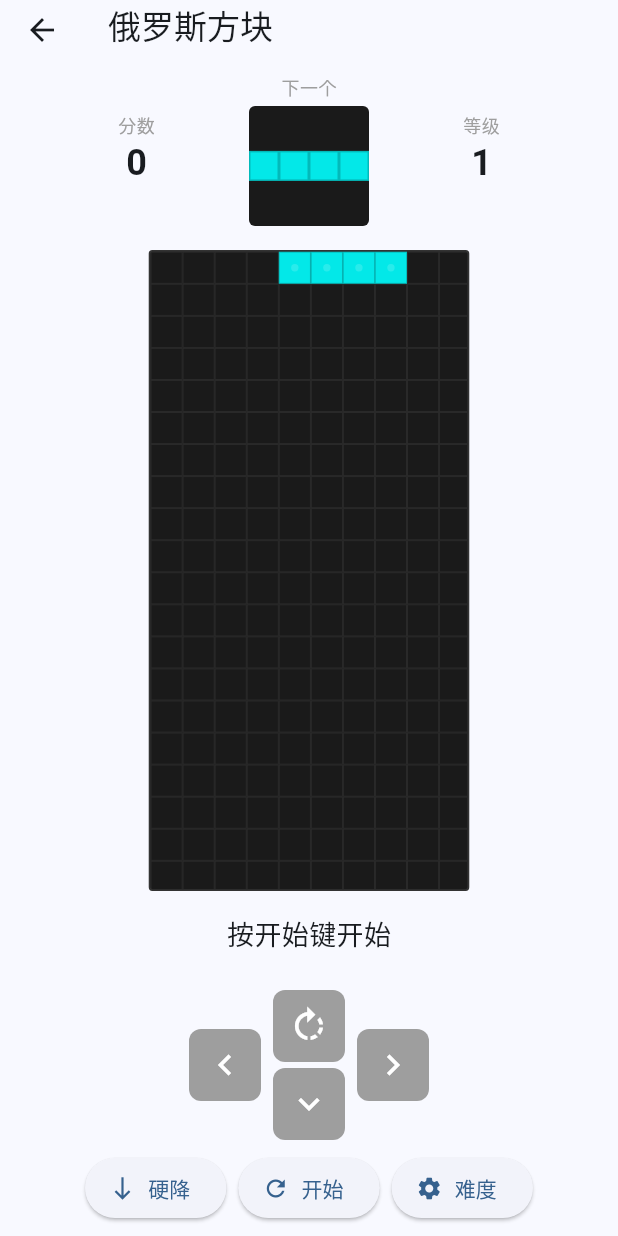
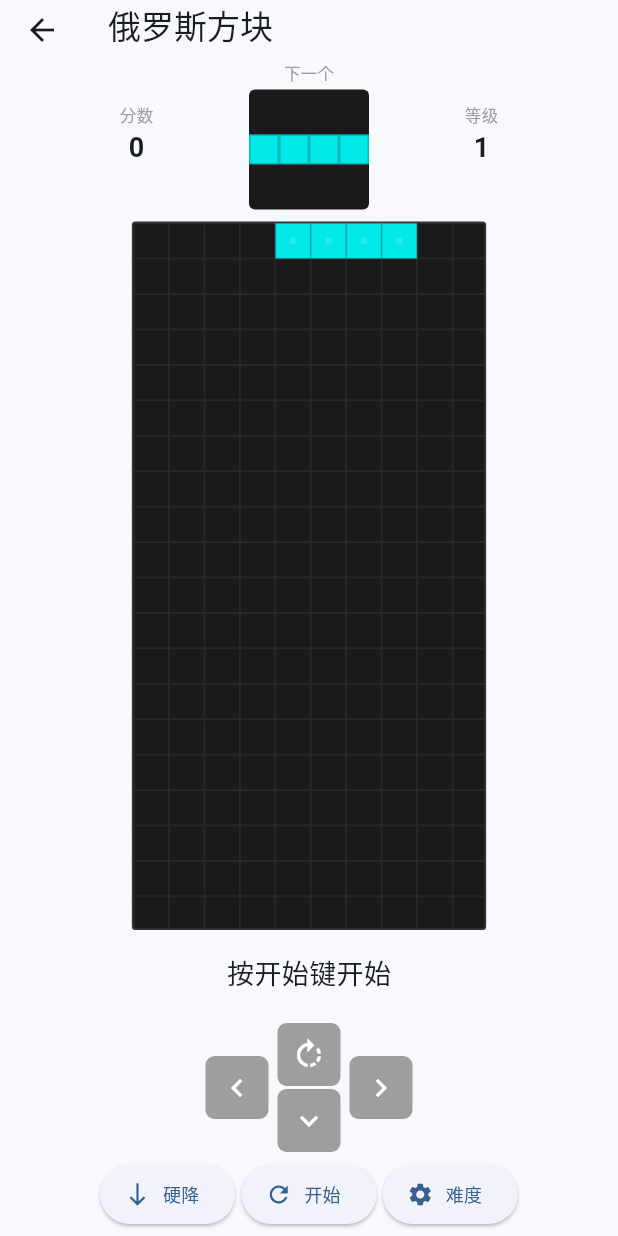
Before and after one commit to neohope/GeminiGameDemo, a Flutter app: the TetrisPage screen opened by its route, on a phone screen of 412 x 824 dp. Run offline on Flutter 3.47's test engine with Material 3 defaults, Android fonts, the phone set to English and light mode, and no system bars; our stand-ins replace equatable, flutter_riverpod, go_router, shared_preferences; accounts and stored records are empty.

Commit message:
Make all game boards significantly larger

```diff
--- a/lib/core/utils/responsive_layout.dart
+++ b/lib/core/utils/responsive_layout.dart
@@ -39,11 +39,11 @@ class ResponsiveLayout extends StatelessWidget {
   static bool isLargeScreen(BuildContext context) =>
       getScreenSize(context) == ScreenSize.large;
 
-  static double boardSize(BuildContext context, {double maxSize = 800}) {
+  static double boardSize(BuildContext context, {double maxSize = 1000}) {
     final screenWidth = MediaQuery.of(context).size.width;
     final screenHeight = MediaQuery.of(context).size.height;
     final availableSize = screenWidth < screenHeight ? screenWidth : screenHeight;
-    return (availableSize * 0.95).clamp(200.0, maxSize);
+    return (availableSize * 0.98).clamp(200.0, maxSize);
   }
 
   @override
--- a/lib/features/games/chess/presentation/widgets/chess_board_widget.dart
+++ b/lib/features/games/chess/presentation/widgets/chess_board_widget.dart
@@ -18,7 +18,7 @@ class ChessBoardWidget extends StatelessWidget {
 
   @override
   Widget build(BuildContext context) {
-    final boardSize = ResponsiveLayout.boardSize(context, maxSize: 480);
+    final boardSize = ResponsiveLayout.boardSize(context, maxSize: 700);
     final cellSize = boardSize / 8;
 
     return Center(
--- a/lib/features/games/chinese_chess/presentation/widgets/chinese_chess_board_widget.dart
+++ b/lib/features/games/chinese_chess/presentation/widgets/chinese_chess_board_widget.dart
@@ -20,7 +20,7 @@ class ChineseChessBoardWidget extends StatelessWidget {
 
   @override
   Widget build(BuildContext context) {
-    final boardSize = ResponsiveLayout.boardSize(context, maxSize: 500);
+    final boardSize = ResponsiveLayout.boardSize(context, maxSize: 700);
     const padding = 20.0;
     final cellSize = (boardSize - padding * 2) / 8;
     final boardHeight = cellSize * 9 + padding * 2;
--- a/lib/features/games/flappybird/presentation/widgets/flappybird_game_widget.dart
+++ b/lib/features/games/flappybird/presentation/widgets/flappybird_game_widget.dart
@@ -11,7 +11,7 @@ class FlappyBirdGameWidget extends ConsumerWidget {
   Widget build(BuildContext context, WidgetRef ref) {
     final board = ref.watch(flappyBirdProvider);
     final notifier = ref.read(flappyBirdProvider.notifier);
-    final maxSize = ResponsiveLayout.boardSize(context, maxSize: 450);
+    final maxSize = ResponsiveLayout.boardSize(context, maxSize: 700);
     final aspectRatio = board.worldWidth / board.worldHeight;
 
     WidgetsBinding.instance.addPostFrameCallback((_) {
--- a/lib/features/games/game2048/presentation/widgets/game2048_board_widget.dart
+++ b/lib/features/games/game2048/presentation/widgets/game2048_board_widget.dart
@@ -50,7 +50,7 @@ class Game2048BoardWidget extends StatelessWidget {
 
   @override
   Widget build(BuildContext context) {
-    final boardSize = ResponsiveLayout.boardSize(context, maxSize: 450);
+    final boardSize = ResponsiveLayout.boardSize(context, maxSize: 650);
     final tileSize = (boardSize - 40) / _boardSize;
 
     return Center(
--- a/lib/features/games/go/presentation/widgets/go_board_widget.dart
+++ b/lib/features/games/go/presentation/widgets/go_board_widget.dart
@@ -18,7 +18,7 @@ class GoBoardWidget extends StatelessWidget {
 
   @override
   Widget build(BuildContext context) {
-    final boardSize = ResponsiveLayout.boardSize(context, maxSize: 550);
+    final boardSize = ResponsiveLayout.boardSize(context, maxSize: 750);
     const padding = 20.0;
     final cellSize = (boardSize - padding * 2) / 18;
 
--- a/lib/features/games/gomoku/presentation/widgets/gomoku_board_widget.dart
+++ b/lib/features/games/gomoku/presentation/widgets/gomoku_board_widget.dart
@@ -18,7 +18,7 @@ class GomokuBoardWidget extends StatelessWidget {
 
   @override
   Widget build(BuildContext context) {
-    final boardSize = ResponsiveLayout.boardSize(context, maxSize: 550);
+    final boardSize = ResponsiveLayout.boardSize(context, maxSize: 750);
     const padding = 20.0;
     final cellSize = (boardSize - padding * 2) / 14;
 
--- a/lib/features/games/huarongdao/presentation/widgets/huarongdao_board_widget.dart
+++ b/lib/features/games/huarongdao/presentation/widgets/huarongdao_board_widget.dart
@@ -14,7 +14,7 @@ class HuarongdaoBoardWidget extends StatelessWidget {
 
   @override
   Widget build(BuildContext context) {
-    final boardSize = ResponsiveLayout.boardSize(context, maxSize: 450);
+    final boardSize = ResponsiveLayout.boardSize(context, maxSize: 650);
     final cellSize = boardSize / 4;
 
     return Center(
--- a/lib/features/games/minesweeper/presentation/widgets/minesweeper_board_widget.dart
+++ b/lib/features/games/minesweeper/presentation/widgets/minesweeper_board_widget.dart
@@ -33,7 +33,7 @@ class MinesweeperBoardWidget extends StatelessWidget {
 
   @override
   Widget build(BuildContext context) {
-    final maxBoardSize = ResponsiveLayout.boardSize(context, maxSize: 550);
+    final maxBoardSize = ResponsiveLayout.boardSize(context, maxSize: 750);
     final maxCellWidth = maxBoardSize / board.cols;
     final maxCellHeight = maxBoardSize / board.rows;
     final cellSize = maxCellWidth < maxCellHeight ? maxCellWidth : maxCellHeight;
--- a/lib/features/games/reversi/presentation/widgets/reversi_board_widget.dart
+++ b/lib/features/games/reversi/presentation/widgets/reversi_board_widget.dart
@@ -15,7 +15,7 @@ class ReversiBoardWidget extends StatelessWidget {
 
   @override
   Widget build(BuildContext context) {
-    final boardSize = ResponsiveLayout.boardSize(context, maxSize: 500);
+    final boardSize = ResponsiveLayout.boardSize(context, maxSize: 700);
     final cellSize = boardSize / 8;
 
     final validMoves = ReversiLogic.getValidMoves(board, board.currentPlayer);
--- a/lib/features/games/snake/presentation/widgets/snake_board_widget.dart
+++ b/lib/features/games/snake/presentation/widgets/snake_board_widget.dart
@@ -16,7 +16,7 @@ class SnakeBoardWidget extends StatelessWidget {
 
   @override
   Widget build(BuildContext context) {
-    final boardSize = ResponsiveLayout.boardSize(context, maxSize: 450);
+    final boardSize = ResponsiveLayout.boardSize(context, maxSize: 650);
     final cellSize = boardSize / board.width;
 
     return Center(
--- a/lib/features/games/sudoku/presentation/widgets/sudoku_board_widget.dart
+++ b/lib/features/games/sudoku/presentation/widgets/sudoku_board_widget.dart
@@ -22,7 +22,7 @@ class SudokuBoardWidget extends StatelessWidget {
 
   @override
   Widget build(BuildContext context) {
-    final boardSize = ResponsiveLayout.boardSize(context, maxSize: 500);
+    final boardSize = ResponsiveLayout.boardSize(context, maxSize: 700);
     final cellSize = boardSize / 9;
 
     return Center(
--- a/lib/features/games/tetris/presentation/pages/tetris_page.dart
+++ b/lib/features/games/tetris/presentation/pages/tetris_page.dart
@@ -17,7 +17,7 @@ class TetrisPage extends ConsumerWidget {
       title: '俄罗斯方块',
       body: Column(
         children: [
-          const SizedBox(height: 16),
+          const SizedBox(height: 8),
           // Top info area
           Padding(
             padding: const EdgeInsets.symmetric(horizontal: 16),
@@ -28,12 +28,12 @@ class TetrisPage extends ConsumerWidget {
                   children: [
                     const Text(
                       '分数',
-                      style: TextStyle(fontSize: 12, color: Colors.grey),
+                      style: TextStyle(fontSize: 11, color: Colors.grey),
                     ),
                     Text(
                       '${board.score}',
                       style: const TextStyle(
-                        fontSize: 24,
+                        fontSize: 18,
                         fontWeight: FontWeight.bold,
                       ),
                     ),
@@ -44,9 +44,9 @@ class TetrisPage extends ConsumerWidget {
                   children: [
                     const Text(
                       '下一个',
-                      style: TextStyle(fontSize: 12, color: Colors.grey),
+                      style: TextStyle(fontSize: 11, color: Colors.grey),
                     ),
-                    const SizedBox(height: 4),
+                    const SizedBox(height: 2),
                     TetrisNextPieceWidget(board: board),
                   ],
                 ),
@@ -54,12 +54,12 @@ class TetrisPage extends ConsumerWidget {
                   children: [
                     const Text(
                       '等级',
-                      style: TextStyle(fontSize: 12, color: Colors.grey),
+                      style: TextStyle(fontSize: 11, color: Colors.grey),
                     ),
                     Text(
                       '${board.level}',
                       style: const TextStyle(
-                        fontSize: 24,
+                        fontSize: 18,
                         fontWeight: FontWeight.bold,
                       ),
                     ),
@@ -68,7 +68,7 @@ class TetrisPage extends ConsumerWidget {
               ],
             ),
           ),
-          const SizedBox(height: 16),
+          const SizedBox(height: 8),
           // Game board
           Expanded(
             child: TetrisBoardWidget(board: board),
@@ -109,7 +109,7 @@ class TetrisPage extends ConsumerWidget {
             ),
           // Control buttons
           Padding(
-            padding: const EdgeInsets.symmetric(horizontal: 16, vertical: 8),
+            padding: const EdgeInsets.symmetric(horizontal: 16, vertical: 4),
             child: Column(
               children: [
                 // Directional controls
@@ -120,48 +120,48 @@ class TetrisPage extends ConsumerWidget {
                       onTap: board.status == GameStatus.playing ? notifier.moveLeft : null,
                       icon: Icons.keyboard_arrow_left,
                     ),
-                    const SizedBox(width: 8),
+                    const SizedBox(width: 6),
                     Column(
                       children: [
                         _ControlButton(
                           onTap: board.status == GameStatus.playing ? notifier.rotate : null,
                           icon: Icons.rotate_right,
                         ),
-                        const SizedBox(height: 4),
+                        const SizedBox(height: 2),
                         _ControlButton(
                           onTap: board.status == GameStatus.playing ? notifier.moveDown : null,
                           icon: Icons.keyboard_arrow_down,
                         ),
                       ],
                     ),
-                    const SizedBox(width: 8),
+                    const SizedBox(width: 6),
                     _ControlButton(
                       onTap: board.status == GameStatus.playing ? notifier.moveRight : null,
                       icon: Icons.keyboard_arrow_right,
                     ),
                   ],
                 ),
-                const SizedBox(height: 8),
+                const SizedBox(height: 4),
                 // Action buttons
-                Row(
-                  mainAxisAlignment: MainAxisAlignment.center,
+                Wrap(
+                  spacing: 4,
+                  runSpacing: 4,
+                  alignment: WrapAlignment.center,
                   children: [
                     ElevatedButton.icon(
                       onPressed: () => notifier.hardDrop(),
-                      icon: const Icon(Icons.south),
-                      label: const Text('硬降'),
+                      icon: const Icon(Icons.south, size: 18),
+                      label: const Text('硬降', style: TextStyle(fontSize: 12)),
                     ),
-                    const SizedBox(width: 8),
                     ElevatedButton.icon(
                       onPressed: () => notifier.startGame(),
-                      icon: Icon(board.status == GameStatus.paused ? Icons.play_arrow : Icons.refresh),
-                      label: Text(board.status == GameStatus.paused ? '继续' : '开始'),
+                      icon: Icon(board.status == GameStatus.paused ? Icons.play_arrow : Icons.refresh, size: 18),
+                      label: Text(board.status == GameStatus.paused ? '继续' : '开始', style: const TextStyle(fontSize: 12)),
                     ),
-                    const SizedBox(width: 8),
                     ElevatedButton.icon(
                       onPressed: () => _showDifficulty(context, ref, notifier),
-                      icon: const Icon(Icons.settings),
-                      label: const Text('难度'),
+                      icon: const Icon(Icons.settings, size: 18),
+                      label: const Text('难度', style: TextStyle(fontSize: 12)),
                     ),
                   ],
                 ),
@@ -218,16 +218,16 @@ class _ControlButton extends StatelessWidget {
     return GestureDetector(
       onTap: onTap,
       child: Container(
-        width: 48,
-        height: 48,
+        width: 42,
+        height: 42,
         decoration: BoxDecoration(
           color: onTap == null ? Colors.grey : const Color(0xFF333333),
-          borderRadius: BorderRadius.circular(8),
+          borderRadius: BorderRadius.circular(6),
         ),
         child: Center(
           child: Icon(
             icon,
-            size: 28,
+            size: 24,
             color: Colors.white,
           ),
         ),
--- a/lib/features/games/tetris/presentation/widgets/tetris_board_widget.dart
+++ b/lib/features/games/tetris/presentation/widgets/tetris_board_widget.dart
@@ -12,7 +12,7 @@ class TetrisBoardWidget extends StatelessWidget {
 
   @override
   Widget build(BuildContext context) {
-    final boardSize = ResponsiveLayout.boardSize(context, maxSize: 350);
+    final boardSize = ResponsiveLayout.boardSize(context, maxSize: 500);
     final cellSize = boardSize / TetrisBoard.cols;
 
     return Center(
--- a/lib/features/games/tictactoe/presentation/widgets/tictactoe_board_widget.dart
+++ b/lib/features/games/tictactoe/presentation/widgets/tictactoe_board_widget.dart
@@ -14,7 +14,7 @@ class TicTacToeBoardWidget extends StatelessWidget {
 
   @override
   Widget build(BuildContext context) {
-    final boardSize = ResponsiveLayout.boardSize(context, maxSize: 450);
+    final boardSize = ResponsiveLayout.boardSize(context, maxSize: 600);
     final cellSize = boardSize / 3;
 
     return Center(
--- a/lib/features/games/whackamole/presentation/widgets/whackamole_board_widget.dart
+++ b/lib/features/games/whackamole/presentation/widgets/whackamole_board_widget.dart
@@ -14,7 +14,7 @@ class WhackAMoleBoardWidget extends StatelessWidget {
 
   @override
   Widget build(BuildContext context) {
-    final boardSize = ResponsiveLayout.boardSize(context, maxSize: 450);
+    final boardSize = ResponsiveLayout.boardSize(context, maxSize: 650);
     final holeSize = boardSize / board.cols;
 
     return Center(
```
